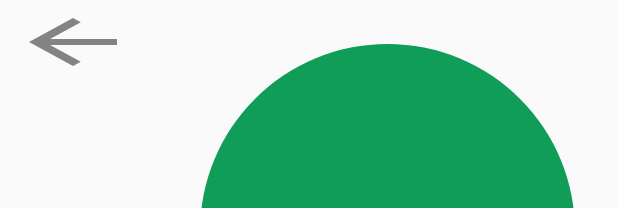
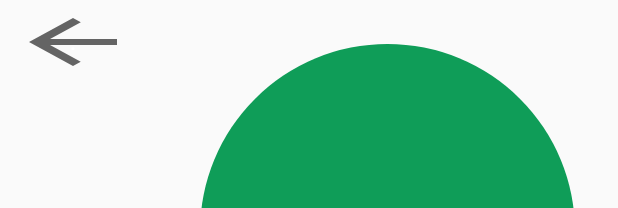
Before and after one commit to josh-lum/CST338-Project2, an Android app: the layout battle_screen.xml on its own in the app's theme, with its tools: preview values and no code run, on a phone screen of 412 x 824 dp. Shown: the top 208 px of the screen. Run offline under Robolectric (Android 15) with nearby library versions, the light colour scheme and no system bars.

Commit message:
commiting battle looper

```diff
--- a/app/src/main/java/com/example/project2/BattleLooper.java
+++ b/app/src/main/java/com/example/project2/BattleLooper.java
@@ -5,6 +5,7 @@ import androidx.appcompat.app.AppCompatActivity;
 import com.example.project2.Database.entities.Mon;
 import com.example.project2.Database.entities.User;
 
+import android.annotation.SuppressLint;
 import android.content.Intent;
 import android.os.Bundle;
 import android.os.Handler;
@@ -28,6 +29,8 @@ public class BattleLooper extends AppCompatActivity {
         super.onCreate(savedInstance);
         setContentView(R.layout.battle_screen);
         handler = new Handler(Looper.getMainLooper());
+
+        // go back to menu screen
         Button backButton = findViewById(R.id.backButton);
         backButton.setOnClickListener(new View.OnClickListener() {
             @Override
@@ -36,6 +39,7 @@ public class BattleLooper extends AppCompatActivity {
             }
         });
 
+        // deal damage button (its invisible)
         Button inflictDamageButton = findViewById(R.id.inflictDamageButton);
         inflictDamageButton.setOnClickListener(new View.OnClickListener() {
             @Override
@@ -48,6 +52,7 @@ public class BattleLooper extends AppCompatActivity {
 
     private void startGameLoop(){
         handler.postDelayed(new Runnable() {
+            @SuppressLint("SetTextI18n")
             @Override
             public void run() {
                if(opponent.hasMorePokemon()){
--- a/app/src/main/res/layout/battle_screen.xml
+++ b/app/src/main/res/layout/battle_screen.xml
@@ -46,6 +46,9 @@
 
     <Button
         android:id="@+id/backButton"
+        android:backgroundTint="@color/black"
+        android:text="@string/back_button"
+        android:textColor="@color/white"
         android:layout_width="wrap_content"
         android:layout_height="wrap_content"
         android:background="@drawable/back_button"
--- a/app/src/main/res/values/strings.xml
+++ b/app/src/main/res/values/strings.xml
@@ -51,4 +51,6 @@
     <string name="marshtompSprite">marshtompSprite</string>
     <string name="swampertSprite">swampertSprite</string>
     <string name="congratulations_you_defeated_all_the_opponents_pokemon">Congratulations you defeated all the opponents pokemon!</string>
+    <string name="back">back</string>
+    <string name="back_button">.</string>
 </resources>
```
